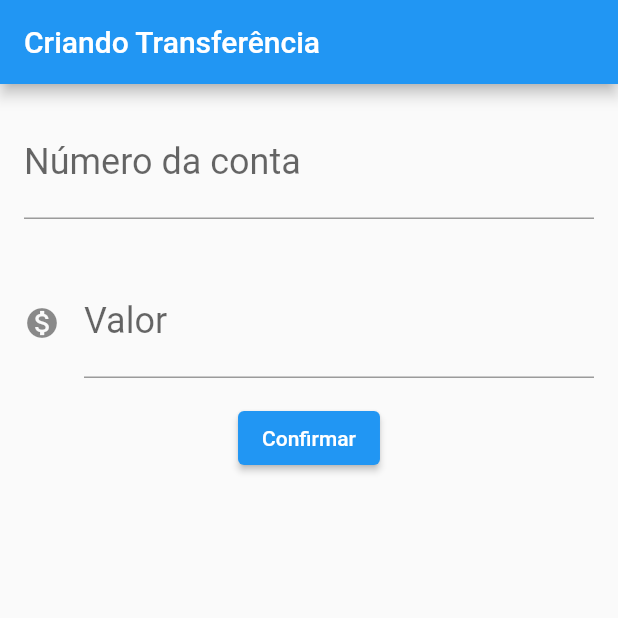
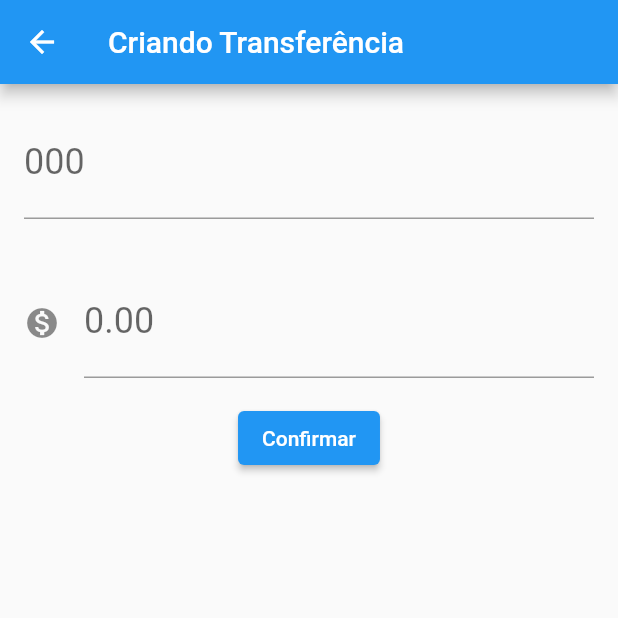
Before and after one commit to simonelopess/flutter-estudos, a Flutter app: the FormularioTransferencia screen opened directly, after a tap on "Confirmar", on a phone screen of 412 x 824 dp, the top half of it. Run offline on Flutter 3.47's test engine with Material 2 defaults, Android fonts, the phone set to English and light mode, and no system bars.

Commit message:
Utilizando listview

```diff
--- a/lib/main.dart
+++ b/lib/main.dart
@@ -7,7 +7,7 @@ class ByteBankApp extends StatelessWidget {
   Widget build(BuildContext context) {
     return MaterialApp(
       home: Scaffold(
-        body: FormularioTransferencia(),
+        body: ListaTransferencias(),
       ),
     );
   }
@@ -29,7 +29,14 @@ class ListaTransferencias extends StatelessWidget {
       ),
       floatingActionButton: FloatingActionButton(
         child: const Icon(Icons.add),
-        onPressed: () {},
+        onPressed: () {
+          final Future future = Navigator.push(context, MaterialPageRoute(builder: (context) {
+            return FormularioTransferencia();
+          }));
+          future.then((transferenciaRecebida) {
+            debugPrint('$transferenciaRecebida');
+          });
+        },
       ),
     );
   }
@@ -63,46 +70,58 @@ class FormularioTransferencia extends StatelessWidget {
       ),
       body: Column(
         children: <Widget>[
-          Padding(
-            padding: const EdgeInsets.all(16.0),
-            child: TextField(
-              controller: _numeroConta,
-              style: TextStyle(fontSize: 24.0),
-              decoration: InputDecoration(
-                  labelText: 'Número da conta', hintText: '00000'),
-              keyboardType: TextInputType.number,
-            ),
-          ),
-          Padding(
-            padding: const EdgeInsets.all(16.0),
-            child: TextField(
-              controller: _valor,
-              style: TextStyle(fontSize: 24.0),
-              decoration: InputDecoration(
-                  icon: Icon(Icons.monetization_on),
-                  labelText: 'Valor',
-                  hintText: '0.00'),
-              keyboardType: TextInputType.number,
-            ),
-          ),
+          Editor(controlador: _numeroConta, dica: "Número da Conta", rotulo: "000"),
+          Editor(controlador: _valor, dica: "Valor", rotulo:  '0.00', icone: Icons.monetization_on),
+
           ElevatedButton(
             child: Text('Confirmar'),
             onPressed: () {
-              final int? numeroConta = int.tryParse(_numeroConta.text);
-              final double? valor = double.tryParse(_valor.text);
-
-              if(numeroConta != null && valor != null) {
-                final transferenciaCriada = Transferencia(valor, numeroConta);
-                debugPrint('$transferenciaCriada');
-              }
+              _criaTransferencia(context);
             },
           )
         ],
       ),
     );
   }
+
+  void _criaTransferencia(BuildContext context) {
+    final int? numeroConta = int.tryParse(_numeroConta.text);
+    final double? valor = double.tryParse(_valor.text);
+
+    if(numeroConta != null && valor != null) {
+      final transferenciaCriada = Transferencia(valor, numeroConta);
+      Navigator.pop(context, transferenciaCriada);
+    }
+  }
 }
 
+class Editor extends StatelessWidget {
+
+  final TextEditingController? controlador;
+  final String? rotulo;
+  final String? dica;
+  final IconData? icone;
+
+
+  Editor({this.controlador, this.rotulo, this.dica, this.icone});
+
+  @override
+  Widget build(BuildContext context) {
+    return
+     Padding(
+            padding: const EdgeInsets.all(16.0),
+            child: TextField(
+              controller: controlador,
+              style: TextStyle(fontSize: 24.0),
+              decoration: InputDecoration(
+                icon: icone != null ? Icon(icone) : null,
+                  labelText: rotulo,
+                  hintText: dica),
+              keyboardType: TextInputType.number,
+            ),
+          );
+  }
+}
 class Transferencia {
   final double valor;
   final int numeroConta;
```
Also changed, not shown: package-lock.json (added), pubspec.lock.
